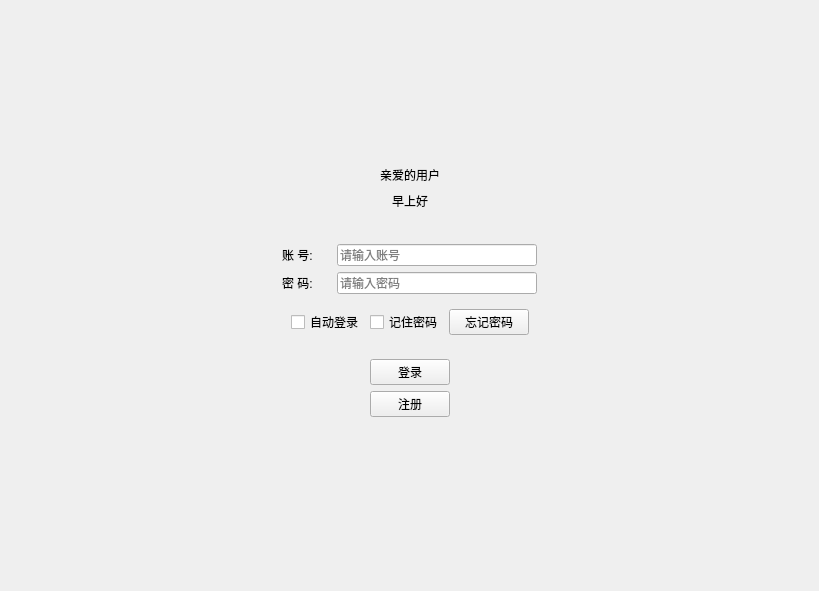
Qt form LibraryManager/login.ui (xuanlog/LibraryManager) before a commit.
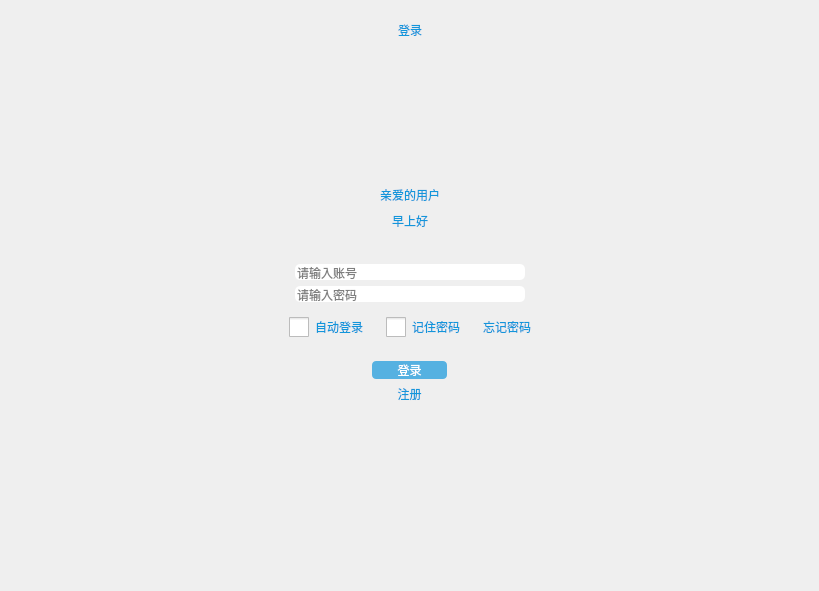
The same form after that commit. Icons and pictures are not drawn.

What changed in the file:
```diff
--- a/LibraryManager/login.ui
+++ b/LibraryManager/login.ui
@@ -13,7 +13,100 @@
   <property name="windowTitle">
    <string>Form</string>
   </property>
+  <property name="styleSheet">
+   <string notr="true">QLabel,
+QCheckBox,
+QPushButton 
+{
+	border: none;
+	color: #1296db;
+	font: 14px &quot;微软雅黑&quot;;
+}
+
+QLabel:hover,
+QCheckBox:hover,
+QPushButton:hover
+{
+	color: #ffffff;
+}
+
+QCheckBox:indicator
+{
+	width: 20px;
+	height: 20px;
+}
+
+QCheckBox:indicator:unchecked
+{
+	image: url(:/Images/uncheck.png);
+}
+
+QCheckBox:indicator:checked
+{ 
+	image: url(:/Images/check.png);
+}
+
+QLineEdit
+{
+	border: none;
+	color: #000000;
+	font: 75 14px &quot;微软雅黑&quot;;
+	border-radius: 5px;
+	selection-background-color: #def0fe;
+	selection-color: #1296db;
+}
+
+QPushButton:pressed
+{
+	color: #00aaff;
+}</string>
+  </property>
   <layout class="QVBoxLayout" name="verticalLayout_3">
+   <property name="bottomMargin">
+    <number>50</number>
+   </property>
+   <item>
+    <widget class="QWidget" name="widget" native="true">
+     <layout class="QHBoxLayout" name="horizontalLayout_6">
+      <item>
+       <spacer name="horizontalSpacer_11">
+        <property name="orientation">
+         <enum>Qt::Horizontal</enum>
+        </property>
+        <property name="sizeHint" stdset="0">
+         <size>
+          <width>40</width>
+          <height>20</height>
+         </size>
+        </property>
+       </spacer>
+      </item>
+      <item>
+       <widget class="QLabel" name="label_3">
+        <property name="styleSheet">
+         <string notr="true">font: 25px &quot;微软雅黑&quot;;</string>
+        </property>
+        <property name="text">
+         <string>登录</string>
+        </property>
+       </widget>
+      </item>
+      <item>
+       <spacer name="horizontalSpacer_12">
+        <property name="orientation">
+         <enum>Qt::Horizontal</enum>
+        </property>
+        <property name="sizeHint" stdset="0">
+         <size>
+          <width>40</width>
+          <height>20</height>
+         </size>
+        </property>
+       </spacer>
+      </item>
+     </layout>
+    </widget>
+   </item>
    <item>
     <spacer name="verticalSpacer_2">
      <property name="orientation">
@@ -130,26 +223,6 @@
         </property>
        </spacer>
       </item>
-      <item>
-       <widget class="QWidget" name="widget" native="true">
-        <layout class="QVBoxLayout" name="verticalLayout">
-         <item>
-          <widget class="QLabel" name="accountLabel">
-           <property name="text">
-            <string>账 号:</string>
-           </property>
-          </widget>
-         </item>
-         <item>
-          <widget class="QLabel" name="passwordLabel">
-           <property name="text">
-            <string>密 码:</string>
-           </property>
-          </widget>
-         </item>
-        </layout>
-       </widget>
-      </item>
       <item>
        <widget class="QWidget" name="widget_2" native="true">
         <layout class="QVBoxLayout" name="verticalLayout_2">
@@ -163,7 +236,7 @@
            </property>
            <property name="minimumSize">
             <size>
-             <width>200</width>
+             <width>230</width>
              <height>0</height>
             </size>
            </property>
@@ -183,7 +256,7 @@
             <string>请输入账号</string>
            </property>
            <property name="clearButtonEnabled">
-            <bool>true</bool>
+            <bool>false</bool>
            </property>
           </widget>
          </item>
@@ -197,7 +270,7 @@
            </property>
            <property name="minimumSize">
             <size>
-             <width>200</width>
+             <width>230</width>
              <height>0</height>
             </size>
            </property>
@@ -217,7 +290,7 @@
             <string>请输入密码</string>
            </property>
            <property name="clearButtonEnabled">
-            <bool>true</bool>
+            <bool>false</bool>
            </property>
           </widget>
          </item>
@@ -266,6 +339,25 @@
         </property>
        </widget>
       </item>
+      <item>
+       <widget class="QLabel" name="label_2">
+        <property name="minimumSize">
+         <size>
+          <width>10</width>
+          <height>0</height>
+         </size>
+        </property>
+        <property name="maximumSize">
+         <size>
+          <width>10</width>
+          <height>16777215</height>
+         </size>
+        </property>
+        <property name="text">
+         <string/>
+        </property>
+       </widget>
+      </item>
       <item>
        <widget class="QCheckBox" name="rememberCheckBox">
         <property name="text">
@@ -273,6 +365,25 @@
         </property>
        </widget>
       </item>
+      <item>
+       <widget class="QLabel" name="label">
+        <property name="minimumSize">
+         <size>
+          <width>10</width>
+          <height>0</height>
+         </size>
+        </property>
+        <property name="maximumSize">
+         <size>
+          <width>10</width>
+          <height>16777215</height>
+         </size>
+        </property>
+        <property name="text">
+         <string/>
+        </property>
+       </widget>
+      </item>
       <item>
        <widget class="QPushButton" name="resetButton">
         <property name="text">
@@ -320,16 +431,60 @@
          </property>
          <item>
           <widget class="QPushButton" name="loginButton">
+           <property name="minimumSize">
+            <size>
+             <width>75</width>
+             <height>0</height>
+            </size>
+           </property>
+           <property name="focusPolicy">
+            <enum>Qt::NoFocus</enum>
+           </property>
+           <property name="styleSheet">
+            <string notr="true">QPushButton 
+{
+	background-color: rgba(18, 150, 219, 0.7);
+    border-radius: 4px;  
+	color: #ffffff;
+	font: 14px &quot;微软雅黑&quot;;
+}  
+
+QPushButton:pressed
+{
+	background-color: #00aaff;
+}</string>
+           </property>
            <property name="text">
             <string>登录</string>
            </property>
+           <property name="autoDefault">
+            <bool>false</bool>
+           </property>
+           <property name="default">
+            <bool>false</bool>
+           </property>
+           <property name="flat">
+            <bool>false</bool>
+           </property>
           </widget>
          </item>
          <item>
           <widget class="QPushButton" name="registeredButton">
+           <property name="minimumSize">
+            <size>
+             <width>75</width>
+             <height>0</height>
+            </size>
+           </property>
+           <property name="focusPolicy">
+            <enum>Qt::NoFocus</enum>
+           </property>
            <property name="text">
             <string>注册</string>
            </property>
+           <property name="flat">
+            <bool>false</bool>
+           </property>
           </widget>
          </item>
         </layout>
```
Left out of the diff: 15 changed lines with no effect on the pictures.
